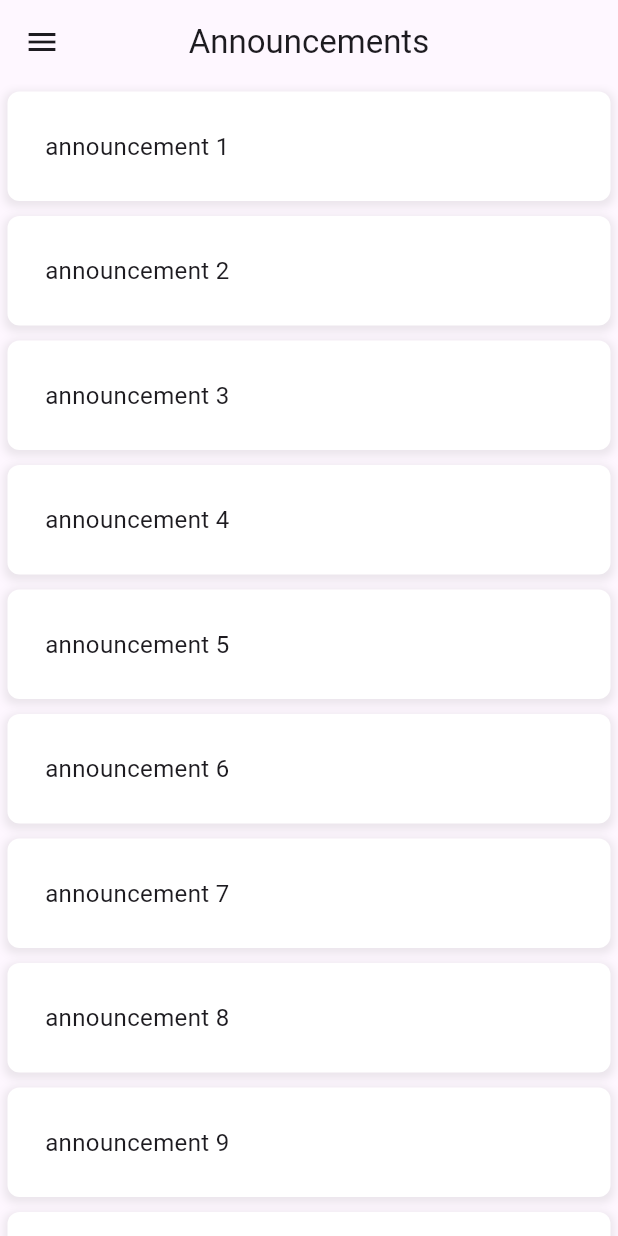
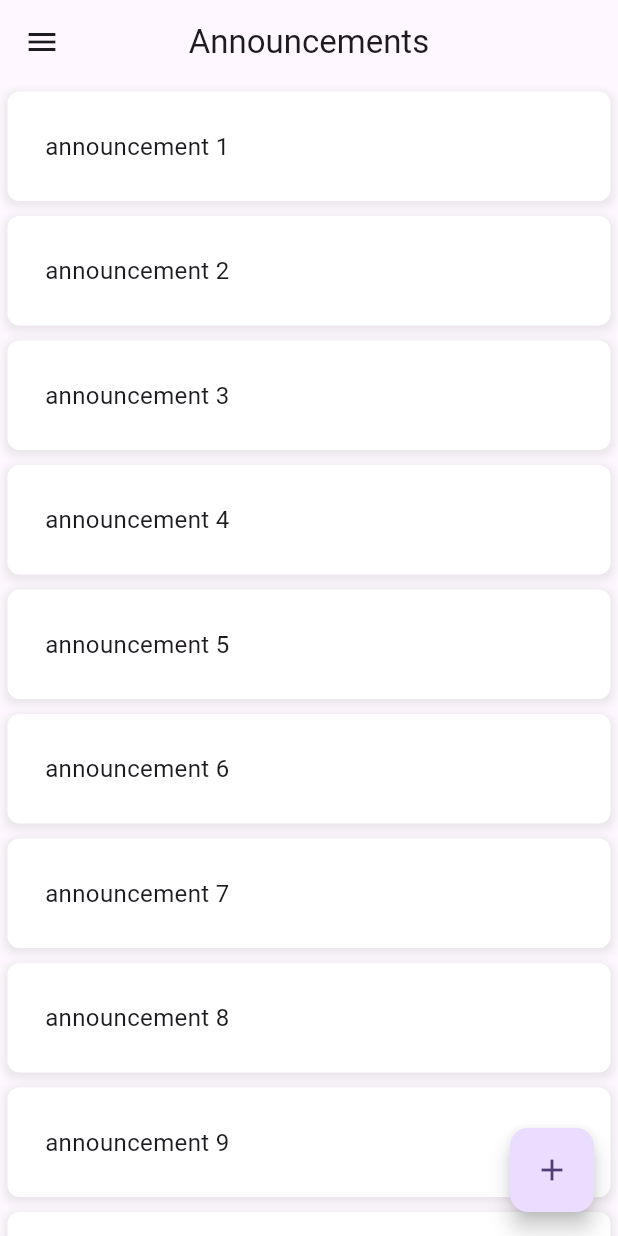
Before and after one commit to vkuasar0/KCARV_frontend, a Flutter app: the LoginPage screen opened directly, after a tap on "Sign In", on a phone screen of 412 x 824 dp. Run offline on Flutter 3.47's test engine with Material 3 defaults, Android fonts, the light colour scheme and no system bars.

Commit message:
Added new announcement form page

```diff
--- a/lib/pages/announcements.dart
+++ b/lib/pages/announcements.dart
@@ -1,7 +1,10 @@
 import 'package:flutter/material.dart';
+import 'package:kcarv_front/pages/new_announcement.dart';
 
 class Announcements extends StatelessWidget {
-  const Announcements({super.key});
+  const Announcements({super.key, required this.isadmin});
+
+  final bool isadmin;
 
   @override
   Widget build(BuildContext context) {
@@ -49,6 +52,18 @@ class Announcements extends StatelessWidget {
         },
         scrollDirection: Axis.vertical,
       ),
+      floatingActionButton: Visibility(
+        visible: isadmin,
+        child: FloatingActionButton(
+          onPressed: ()=>Navigator.push(context, MaterialPageRoute(builder: (context){
+            return NewAnnouncement();
+          })),
+          shape: RoundedRectangleBorder(
+            borderRadius: BorderRadius.circular(12)
+          ),
+          child: const Icon(Icons.add)
+        ),
+      ),
     );
   }
 }
--- a/lib/pages/login_page.dart
+++ b/lib/pages/login_page.dart
@@ -54,7 +54,7 @@ class LoginPage extends StatelessWidget {
               onPressed: () => Navigator.push(
                 context,
                 MaterialPageRoute(builder: (context){
-                  return const Announcements();
+                  return pageName=="Admin"? Announcements(isadmin: true): Announcements(isadmin: false);
                 })
               ),
               style: ElevatedButton.styleFrom(
```
Also changed, not shown: lib/data/verticals.dart (added, +21 -0 lines), lib/models/clubVertical.dart (added, +20 -0 lines), lib/pages/new_announcement.dart (added, +79 -0 lines).
